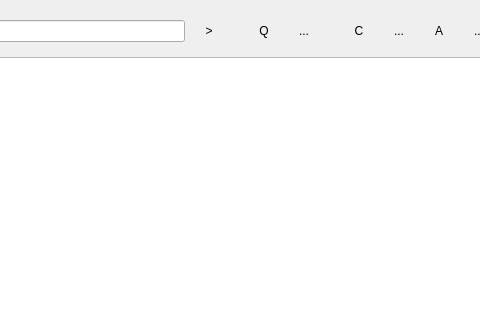
This is mp3diags/src/TagEditor.ui in frispete/mp3diags as Qt 5 draws it before an edit; both pictures show x 345 to 825 and y 0 to 320 of the 990 by 669 pixel window. The edited form follows.
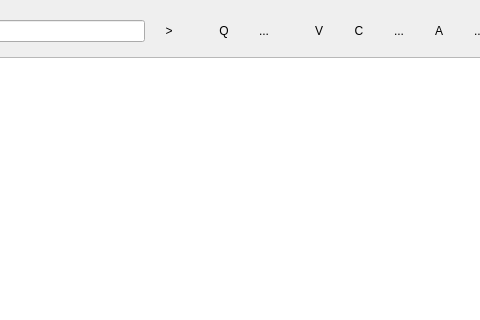
This is the edited form. Icons and pictures are not drawn.

Commit message: "Various artists" support (WMP & iTunes)

```diff
--- a/mp3diags/src/TagEditor.ui
+++ b/mp3diags/src/TagEditor.ui
@@ -358,6 +358,43 @@
         </property>
        </spacer>
       </item>
+      <item>
+       <widget class="QToolButton" name="m_pVarArtistsB" >
+        <property name="minimumSize" >
+         <size>
+          <width>40</width>
+          <height>40</height>
+         </size>
+        </property>
+        <property name="maximumSize" >
+         <size>
+          <width>40</width>
+          <height>40</height>
+         </size>
+        </property>
+        <property name="focusPolicy" >
+         <enum>Qt::NoFocus</enum>
+        </property>
+        <property name="toolTip" >
+         <string>Toggle "Various Artists"</string>
+        </property>
+        <property name="text" >
+         <string>V</string>
+        </property>
+        <property name="icon" >
+         <iconset resource="Mp3Diags.qrc" >:/images/va_va.svg</iconset>
+        </property>
+        <property name="iconSize" >
+         <size>
+          <width>36</width>
+          <height>36</height>
+         </size>
+        </property>
+        <property name="autoRaise" >
+         <bool>true</bool>
+        </property>
+       </widget>
+      </item>
       <item>
        <widget class="QToolButton" name="m_pCopyFirstB" >
         <property name="minimumSize" >
```
The commit also changes 27 other files.
